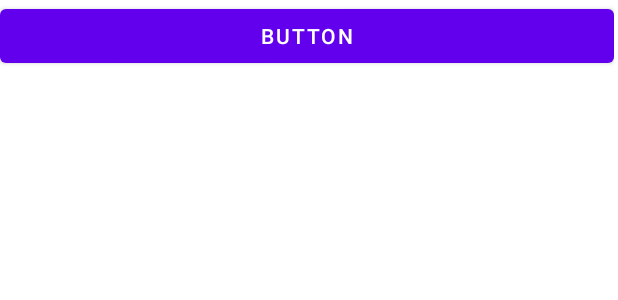
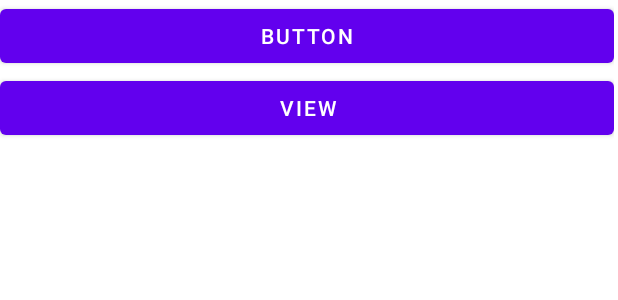
Before and after one commit to Niklas7400/OrthoViewe, an Android app: the layout activity_main.xml on its own in the app's theme, with its tools: preview values and no code run, on a phone screen of 412 x 824 dp. Shown: the top 300 px of the screen. Run offline under Robolectric (Android 15) with nearby library versions, the phone set to English and light mode, and no system bars.

```diff
--- a/app/src/main/res/layout/activity_main.xml
+++ b/app/src/main/res/layout/activity_main.xml
@@ -20,5 +20,11 @@
             android:layout_width="match_parent"
             android:layout_height="wrap_content"
             android:text="Button" />
+
+        <Button
+            android:id="@+id/btnViewVideo"
+            android:layout_width="match_parent"
+            android:layout_height="wrap_content"
+            android:text="View" />
     </LinearLayout>
 </androidx.constraintlayout.widget.ConstraintLayout>
--- a/build.gradle
+++ b/build.gradle
@@ -5,7 +5,7 @@ buildscript {
         mavenCentral()
     }
     dependencies {
-        classpath "com.android.tools.build:gradle:7.0.2"
+        classpath 'com.android.tools.build:gradle:7.4.2'
 
         // NOTE: Do not place your application dependencies here; they belong
         // in the individual module build.gradle files
```
Also changed, not shown: app/src/main/java/com/example/orthoviewe/MainActivity.java (+17 -32 lines), gradle/wrapper/gradle-wrapper.properties, 2 other files.
